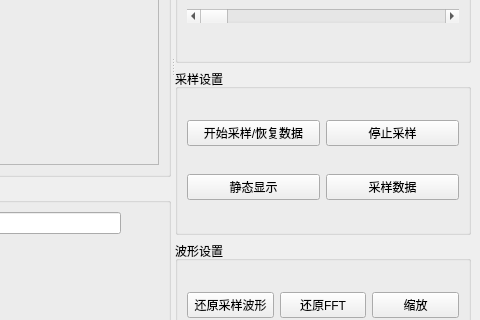
Old version of the form mcs.ui in the repository liuwilliamBUPT/MCS; both pictures show x 317 to 797 and y 304 to 624 of the 797 by 720 pixel window.
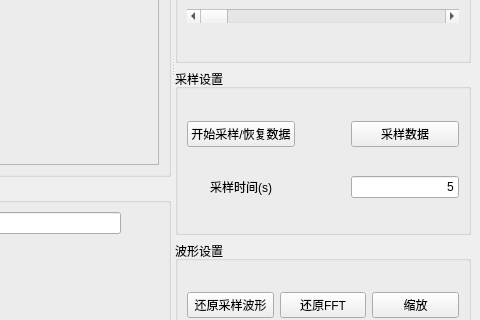
New version of the form.

Commit message: feat(mcs): 增加采样时间选项。

Patch:
```diff
--- a/mcs.ui
+++ b/mcs.ui
@@ -342,34 +342,56 @@
           <layout class="QHBoxLayout" name="horizontalLayout_2">
            <item>
             <layout class="QGridLayout" name="gridLayout_4">
-             <item row="0" column="0">
-              <widget class="QPushButton" name="pushButton">
+             <item row="1" column="2">
+              <widget class="QLineEdit" name="lineEdit_5">
                <property name="text">
-                <string>开始采样/恢复数据</string>
+                <string>5</string>
                </property>
-              </widget>
-             </item>
-             <item row="0" column="1">
-              <widget class="QPushButton" name="pushButton_2">
-               <property name="text">
-                <string>停止采样</string>
+               <property name="alignment">
+                <set>Qt::AlignRight|Qt::AlignTrailing|Qt::AlignVCenter</set>
                </property>
               </widget>
              </item>
-             <item row="1" column="0">
-              <widget class="QPushButton" name="pushButton_3">
-               <property name="text">
-                <string>静态显示</string>
-               </property>
-              </widget>
-             </item>
-             <item row="1" column="1">
+             <item row="0" column="2">
               <widget class="QPushButton" name="pushButton_9">
                <property name="text">
                 <string>采样数据</string>
                </property>
               </widget>
              </item>
+             <item row="0" column="0">
+              <widget class="QPushButton" name="pushButton">
+               <property name="text">
+                <string>开始采样/恢复数据</string>
+               </property>
+              </widget>
+             </item>
+             <item row="1" column="0">
+              <widget class="QLabel" name="label_5">
+               <property name="layoutDirection">
+                <enum>Qt::LeftToRight</enum>
+               </property>
+               <property name="text">
+                <string>采样时间(s)</string>
+               </property>
+               <property name="alignment">
+                <set>Qt::AlignCenter</set>
+               </property>
+              </widget>
+             </item>
+             <item row="1" column="1">
+              <spacer name="horizontalSpacer_2">
+               <property name="orientation">
+                <enum>Qt::Horizontal</enum>
+               </property>
+               <property name="sizeHint" stdset="0">
+                <size>
+                 <width>40</width>
+                 <height>20</height>
+                </size>
+               </property>
+              </spacer>
+             </item>
             </layout>
            </item>
           </layout>
```
Left out of the diff: 2 changed lines with no effect on the pictures. The commit also changes 2 other files.
